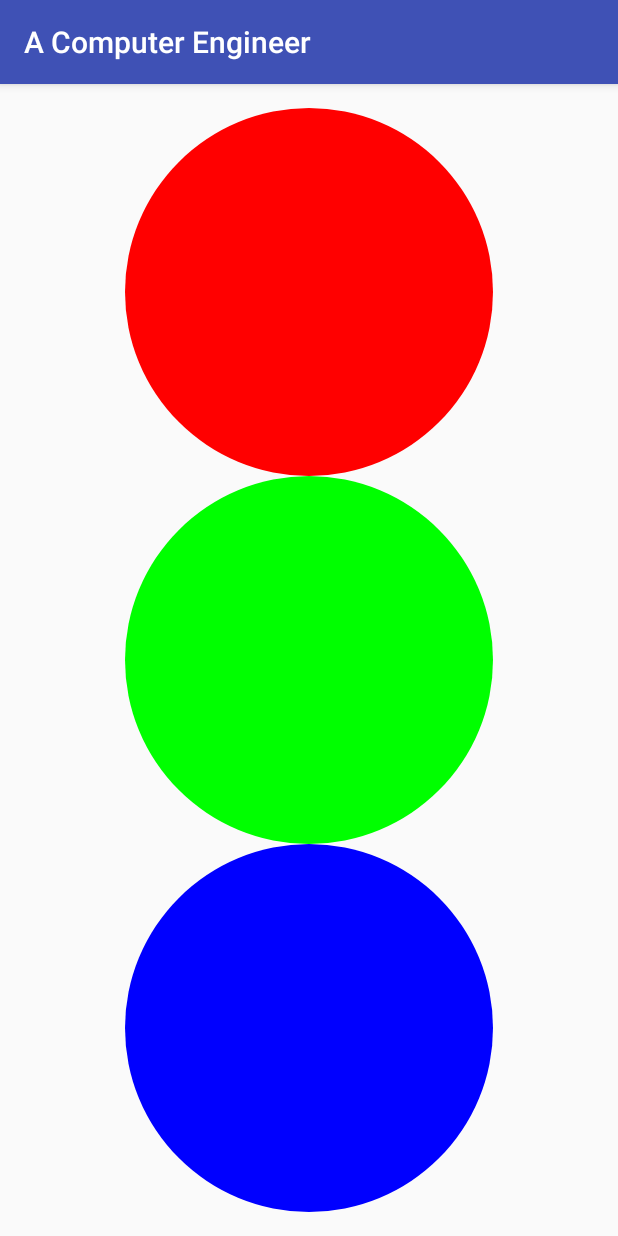
After one commit to dakshbhatt21/a-computer-engineer, an Android app: the CircleImageViewActivity screen opened directly, with no data from a screen before it, on a phone screen of 412 x 824 dp. The commit adds this screen. Run offline under Robolectric (Android 15) with nearby library versions, the phone set to English and light mode, and no system bars; our stand-ins replace CircleImageView.

Commit message:
added circle ImageView

```diff
--- a/app/build.gradle
+++ b/app/build.gradle
@@ -6,7 +6,7 @@ android {
 
     defaultConfig {
         applicationId "com.acomputerengineer"
-        minSdkVersion 10
+        minSdkVersion 16
         targetSdkVersion 23
         versionCode 1
         versionName "1.0"
--- a/app/src/main/AndroidManifest.xml
+++ b/app/src/main/AndroidManifest.xml
@@ -20,10 +20,11 @@
         </activity>
         <activity
             android:name=".PickImageActivity"
-            android:parentActivityName=".MainActivity"></activity>
+            android:parentActivityName=".MainActivity" />
         <activity
             android:name=".CanvasDemoActivity"
-            android:parentActivityName=".MainActivity"></activity>
+            android:parentActivityName=".MainActivity" />
+        <activity android:name=".CircleImageViewActivity"></activity>
     </application>
 
 </manifest>
--- /dev/null
+++ b/app/src/main/java/com/acomputerengineer/CircleImageViewActivity.java
@@ -0,0 +1,38 @@
+package com.acomputerengineer;
+
+import android.graphics.Color;
+import android.graphics.drawable.ShapeDrawable;
+import android.graphics.drawable.shapes.OvalShape;
+import android.support.v7.app.AppCompatActivity;
+import android.os.Bundle;
+import android.widget.ImageView;
+
+public class CircleImageViewActivity extends AppCompatActivity {
+
+    @Override
+    protected void onCreate(Bundle savedInstanceState) {
+        super.onCreate(savedInstanceState);
+        setContentView(R.layout.activity_circle_image_view);
+
+        ImageView ivR = (ImageView) findViewById(R.id.iv_r);
+        ShapeDrawable sdR = new ShapeDrawable(new OvalShape());
+        sdR.setIntrinsicHeight(100);
+        sdR.setIntrinsicWidth(100);
+        sdR.getPaint().setColor(Color.parseColor("#ff0000"));
+        ivR.setImageDrawable(sdR);
+
+        ImageView ivG = (ImageView) findViewById(R.id.iv_g);
+        ShapeDrawable sdG = new ShapeDrawable(new OvalShape());
+        sdG.setIntrinsicHeight(100);
+        sdG.setIntrinsicWidth(100);
+        sdG.getPaint().setColor(Color.parseColor("#00ff00"));
+        ivG.setImageDrawable(sdG);
+
+        ImageView ivB = (ImageView) findViewById(R.id.iv_b);
+        ShapeDrawable sdB = new ShapeDrawable(new OvalShape());
+        sdB.setIntrinsicHeight(100);
+        sdB.setIntrinsicWidth(100);
+        sdB.getPaint().setColor(Color.parseColor("#0000ff"));
+        ivB.setImageDrawable(sdB);
+    }
+}
--- a/app/src/main/java/com/acomputerengineer/MainActivity.java
+++ b/app/src/main/java/com/acomputerengineer/MainActivity.java
@@ -28,6 +28,7 @@ public class MainActivity extends AppCompatActivity {
         ArrayList<String> alPost = new ArrayList<>();
         alPost.add("PICK IMAGE FROM GALLERY BEFORE AND AFTER KITKAT VERSION IN ANDROID");
         alPost.add("HOW TO DISPLAY CANVAS ON IMAGEVIEW AND SAVE CANVAS AS BITMAP AND STORE IN SDCARD IN ANDROID");
+        alPost.add("DRAW CIRCLE SHAPE IN IMAGEVIEW IN ANDROID");
 
         PostAdapter adapter = new PostAdapter(alPost);
         rv.setAdapter(adapter);
@@ -64,6 +65,10 @@ public class MainActivity extends AppCompatActivity {
                                 Intent intentCanvasDemo = new Intent(MainActivity.this, CanvasDemoActivity.class);
                                 startActivity(intentCanvasDemo);
                                 break;
+                            case 2:
+                                Intent intentCircleImageView = new Intent(MainActivity.this, CircleImageViewActivity.class);
+                                startActivity(intentCircleImageView);
+                                break;
                         }
 
                     }
--- /dev/null
+++ b/app/src/main/res/layout/activity_circle_image_view.xml
@@ -0,0 +1,33 @@
+<?xml version="1.0" encoding="utf-8"?>
+<RelativeLayout xmlns:android="http://schemas.android.com/apk/res/android"
+    xmlns:tools="http://schemas.android.com/tools"
+    android:layout_width="match_parent"
+    android:layout_height="match_parent"
+    android:paddingBottom="@dimen/activity_vertical_margin"
+    android:paddingLeft="@dimen/activity_horizontal_margin"
+    android:paddingRight="@dimen/activity_horizontal_margin"
+    android:paddingTop="@dimen/activity_vertical_margin"
+    tools:context="com.acomputerengineer.CircleImageViewActivity">
+
+    <LinearLayout
+        android:layout_width="match_parent"
+        android:layout_height="match_parent"
+        android:orientation="vertical">
+        <ImageView
+            android:id="@+id/iv_r"
+            android:layout_width="match_parent"
+            android:layout_height="0dp"
+            android:layout_weight="1"/>
+        <ImageView
+            android:id="@+id/iv_g"
+            android:layout_width="match_parent"
+            android:layout_height="0dp"
+            android:layout_weight="1"/>
+        <ImageView
+            android:id="@+id/iv_b"
+            android:layout_width="match_parent"
+            android:layout_height="0dp"
+            android:layout_weight="1"/>
+    </LinearLayout>
+
+</RelativeLayout>
--- a/build.gradle
+++ b/build.gradle
@@ -5,7 +5,7 @@ buildscript {
         jcenter()
     }
     dependencies {
-        classpath 'com.android.tools.build:gradle:2.1.0-alpha1'
+        classpath 'com.android.tools.build:gradle:2.1.0-alpha3'
 
         // NOTE: Do not place your application dependencies here; they belong
         // in the individual module build.gradle files
```
Also changed, not shown: 1 other file.
